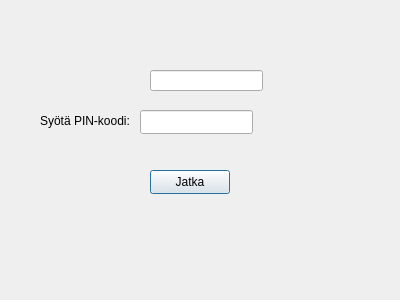
Old version of the form bankautomat/kirjaudu.ui in the repository bank-2022/group9.
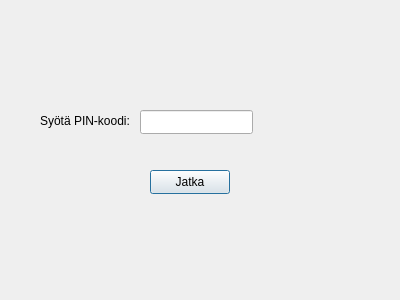
New version of the form.

```diff
--- a/bankautomat/kirjaudu.ui
+++ b/bankautomat/kirjaudu.ui
@@ -52,16 +52,6 @@
     <string>Jatka</string>
    </property>
   </widget>
-  <widget class="QLineEdit" name="lineNumero">
-   <property name="geometry">
-    <rect>
-     <x>150</x>
-     <y>70</y>
-     <width>113</width>
-     <height>21</height>
-    </rect>
-   </property>
-  </widget>
  </widget>
  <resources/>
  <connections/>
```
